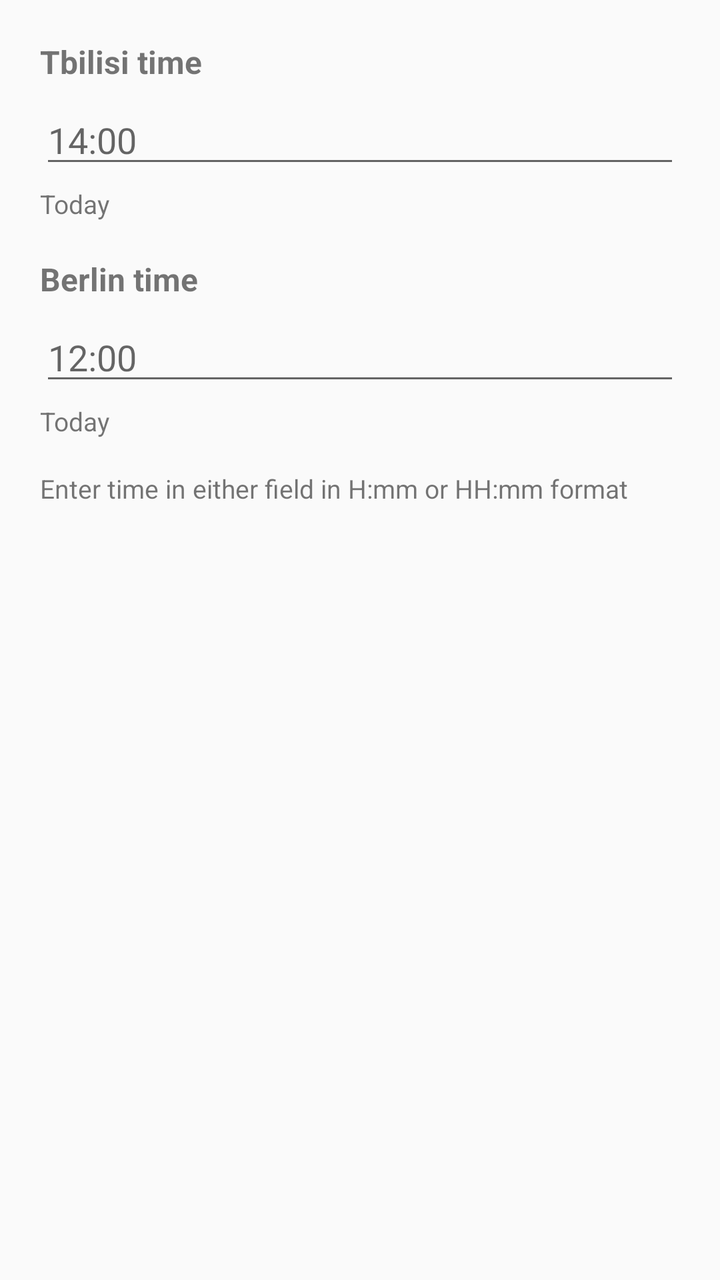
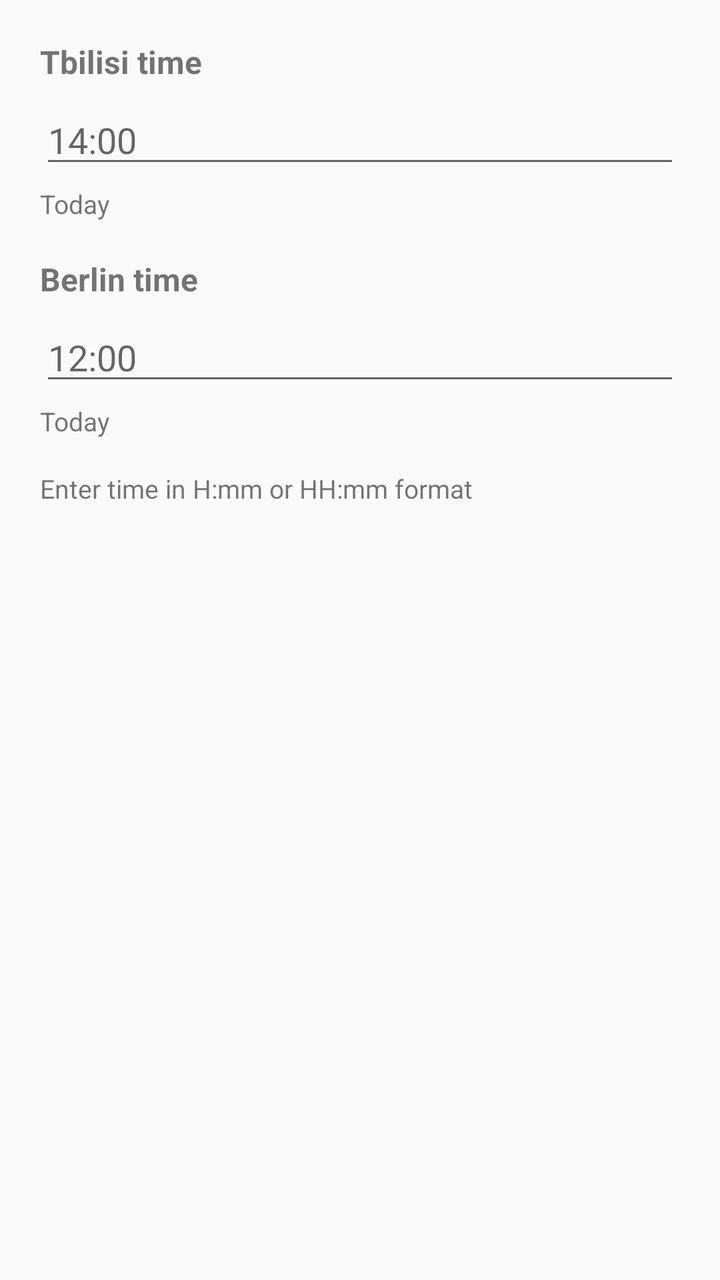

The first picture is an Android layout as it rendered before a commit; the second is the same layout after the commit. The layout source and the unified diff follow.
<!-- AndroidManifest.xml: application theme Theme.AppCompat.Light.NoActionBar -->
<!-- res/layout/dialog_convert_time.xml -->
<?xml version="1.0" encoding="utf-8"?>
<ScrollView xmlns:android="http://schemas.android.com/apk/res/android"
    android:layout_width="match_parent"
    android:layout_height="wrap_content">

    <LinearLayout
        android:layout_width="match_parent"
        android:layout_height="wrap_content"
        android:orientation="vertical"
        android:padding="20dp">

        <TextView
            android:id="@+id/homeLabelText"
            android:layout_width="wrap_content"
            android:layout_height="wrap_content"
            android:text="Tbilisi time"
            android:textStyle="bold"
            android:textSize="16sp" />

        <EditText
            android:id="@+id/homeTimeInput"
            android:layout_width="match_parent"
            android:layout_height="wrap_content"
            android:hint="14:00"
            android:inputType="time"
            android:layout_marginTop="6dp" />

        <TextView
            android:id="@+id/homeDayInfoText"
            android:layout_width="wrap_content"
            android:layout_height="wrap_content"
            android:text="Today"
            android:textSize="13sp"
            android:layout_marginTop="4dp" />

        <TextView
            android:id="@+id/targetLabelText"
            android:layout_width="wrap_content"
            android:layout_height="wrap_content"
            android:text="Berlin time"
            android:textStyle="bold"
            android:textSize="16sp"
            android:layout_marginTop="18dp" />

        <EditText
            android:id="@+id/targetTimeInput"
            android:layout_width="match_parent"
            android:layout_height="wrap_content"
            android:hint="12:00"
            android:inputType="time"
            android:layout_marginTop="6dp" />

        <TextView
            android:id="@+id/targetDayInfoText"
            android:layout_width="wrap_content"
            android:layout_height="wrap_content"
            android:text="Today"
            android:textSize="13sp"
            android:layout_marginTop="4dp" />

        <TextView
            android:id="@+id/converterHintText"
            android:layout_width="wrap_content"
            android:layout_height="wrap_content"
            android:text="Enter time in either field in H:mm or HH:mm format"
            android:textSize="13sp"
            android:layout_marginTop="16dp" />

    </LinearLayout>
</ScrollView>
<!-- resources referenced by this layout -->
<resources>

</resources>

<!-- the commit's change to res/layout/dialog_convert_time.xml (unified diff, before → after) -->
@@ -62,7 +62,7 @@
             android:id="@+id/converterHintText"
             android:layout_width="wrap_content"
             android:layout_height="wrap_content"
-            android:text="Enter time in either field in H:mm or HH:mm format"
+            android:text="Enter time in H:mm or HH:mm format"
             android:textSize="13sp"
             android:layout_marginTop="16dp" />
 
